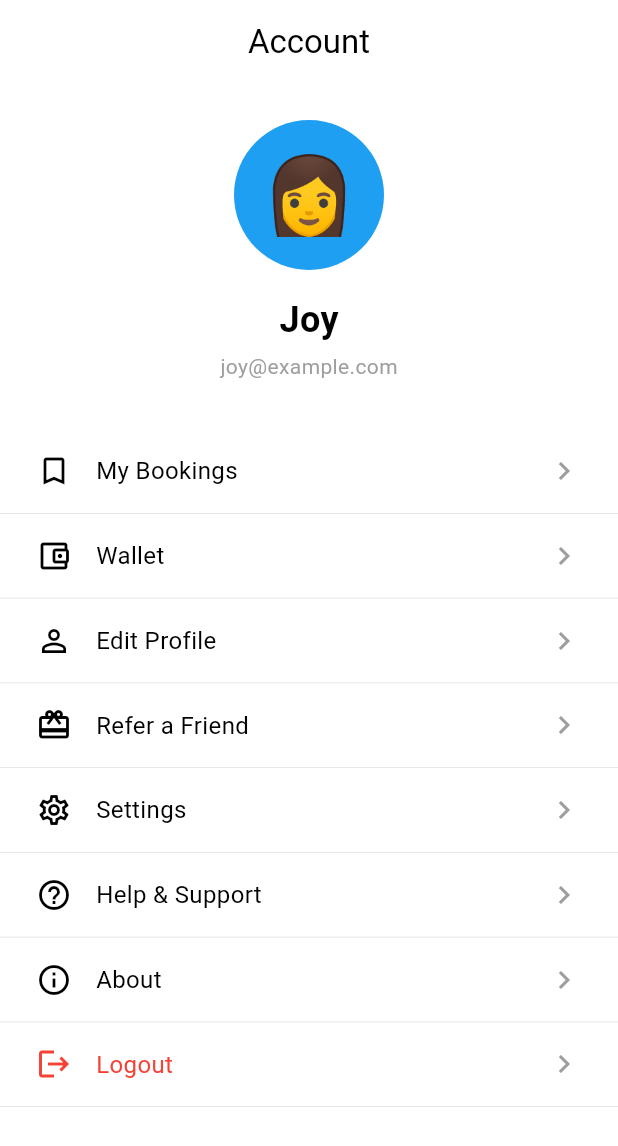
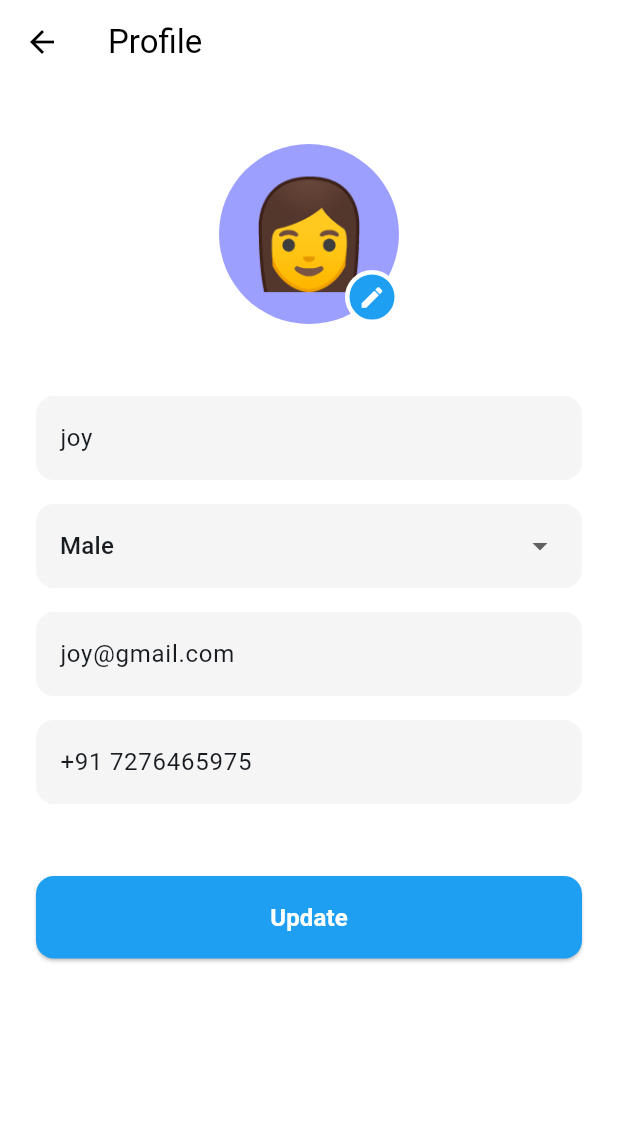
Before and after one commit to acob1/airbnb-booking-app, a Flutter app: the AccountScreenContent screen opened directly, after a tap on "Edit Profile", on a phone screen of 412 x 824 dp. Shown: the top 1146 px of the screen. Run offline on Flutter 3.47's test engine with Material 3 defaults, Android fonts, the phone set to English and light mode, and no system bars; our stand-ins replace country_picker, pin_code_fields, smooth_page_indicator, table_calendar.

Commit message:
Add Edit Profile screen with avatar selection
New Feature:
- Complete profile editing screen with editable fields
- Avatar selection with 29 diverse emoji options
- Real-time avatar preview and updates

Profile Fields:
- Name (editable text field)
- Gender (dropdown: Male, Female, Other)
- Email (editable text field)
- Phone number (editable text field)

Avatar Selection:
- Tap blue edit icon to open avatar selector
- Modal bottom sheet with grid layout (5 columns)
- 29 diverse avatars: men, women, professionals, students, etc.
- Visual selection indicator with blue border and background
- Instant avatar update when selected

UI Features:
- Large circular avatar with purple background
- Edit icon button positioned on bottom-right
- Light gray background for input fields
- Blue primary button for updates
- Success dialog confirmation

Technical Updates:
- Fixed DropdownButtonFormField deprecation warning
- Changed to DropdownButton with Container wrapper
- Connected navigation from Account > Edit Profile
- Added route: /edit-profile

Co-Authored-By: Claude Sonnet 4.5 <noreply@anthropic.com>

```diff
--- a/lib/main.dart
+++ b/lib/main.dart
@@ -21,6 +21,7 @@ import 'package:airbnb_booking_app/screens/help_and_faqs_screen.dart';
 import 'package:airbnb_booking_app/screens/language_screen.dart';
 import 'package:airbnb_booking_app/screens/wallet_screen.dart';
 import 'package:airbnb_booking_app/screens/add_wallet_screen.dart';
+import 'package:airbnb_booking_app/screens/edit_profile_screen.dart';
 import 'package:airbnb_booking_app/providers/property_provider.dart';
 import 'package:airbnb_booking_app/providers/booking_provider.dart';
 import 'package:airbnb_booking_app/utils/constants.dart';
@@ -74,6 +75,7 @@ class MyApp extends StatelessWidget {
         '/language': (context) => const LanguageScreen(),
         '/wallet': (context) => const WalletScreen(),
         '/add-wallet': (context) => const AddWalletScreen(),
+        '/edit-profile': (context) => const EditProfileScreen(),
       },
     );
   }
--- a/lib/screens/account_screen.dart
+++ b/lib/screens/account_screen.dart
@@ -85,7 +85,9 @@ class _AccountScreenContentState extends State<AccountScreenContent> {
             _buildMenuItem(
               icon: Icons.person_outline,
               title: 'Edit Profile',
-              onTap: () {},
+              onTap: () {
+                Navigator.pushNamed(context, '/edit-profile');
+              },
             ),
             _buildMenuItem(
               icon: Icons.card_giftcard_outlined,
--- /dev/null
+++ b/lib/screens/edit_profile_screen.dart
@@ -0,0 +1,326 @@
+import 'package:flutter/material.dart';
+import 'package:airbnb_booking_app/utils/constants.dart';
+
+class EditProfileScreen extends StatefulWidget {
+  const EditProfileScreen({super.key});
+
+  @override
+  State<EditProfileScreen> createState() => _EditProfileScreenState();
+}
+
+class _EditProfileScreenState extends State<EditProfileScreen> {
+  final TextEditingController _nameController = TextEditingController(text: 'joy');
+  final TextEditingController _emailController = TextEditingController(text: 'joy@gmail.com');
+  final TextEditingController _phoneController = TextEditingController(text: '+91 7276465975');
+
+  String _selectedGender = 'Male';
+  final List<String> _genders = ['Male', 'Female', 'Other'];
+
+  String _selectedAvatar = '👩';
+  final List<String> _avatars = [
+    '👩', '👨', '👧', '👦', '🧑', '👴', '👵',
+    '🧔', '👱‍♀️', '👱‍♂️', '👨‍🦰', '👩‍🦰', '👨‍🦱', '👩‍🦱',
+    '👨‍🦳', '👩‍🦳', '👨‍🦲', '👩‍🦲', '🧕', '👳‍♀️', '👳‍♂️',
+    '🤵', '👰', '🤱', '🧑‍🎓', '👨‍🎓', '👩‍🎓', '🧑‍💼', '👨‍💼',
+  ];
+
+  @override
+  void dispose() {
+    _nameController.dispose();
+    _emailController.dispose();
+    _phoneController.dispose();
+    super.dispose();
+  }
+
+  void _showAvatarSelector() {
+    showModalBottomSheet(
+      context: context,
+      shape: const RoundedRectangleBorder(
+        borderRadius: BorderRadius.vertical(top: Radius.circular(AppRadius.xl)),
+      ),
+      builder: (context) {
+        return Container(
+          padding: const EdgeInsets.all(AppSpacing.lg),
+          child: Column(
+            mainAxisSize: MainAxisSize.min,
+            children: [
+              Row(
+                mainAxisAlignment: MainAxisAlignment.spaceBetween,
+                children: [
+                  Text(
+                    'Choose Avatar',
+                    style: AppTextStyles.heading3,
+                  ),
+                  IconButton(
+                    icon: const Icon(Icons.close),
+                    onPressed: () => Navigator.pop(context),
+                  ),
+                ],
+              ),
+              const SizedBox(height: AppSpacing.md),
+              SizedBox(
+                height: 300,
+                child: GridView.builder(
+                  gridDelegate: const SliverGridDelegateWithFixedCrossAxisCount(
+                    crossAxisCount: 5,
+                    crossAxisSpacing: AppSpacing.sm,
+                    mainAxisSpacing: AppSpacing.sm,
+                  ),
+                  itemCount: _avatars.length,
+                  itemBuilder: (context, index) {
+                    final avatar = _avatars[index];
+                    final isSelected = avatar == _selectedAvatar;
+                    return GestureDetector(
+                      onTap: () {
+                        setState(() {
+                          _selectedAvatar = avatar;
+                        });
+                        Navigator.pop(context);
+                      },
+                      child: Container(
+                        decoration: BoxDecoration(
+                          color: isSelected
+                              ? AppColors.primary.withValues(alpha: 0.2)
+                              : AppColors.background,
+                          borderRadius: BorderRadius.circular(AppRadius.md),
+                          border: Border.all(
+                            color: isSelected ? AppColors.primary : Colors.transparent,
+                            width: 2,
+                          ),
+                        ),
+                        child: Center(
+                          child: Text(
+                            avatar,
+                            style: const TextStyle(fontSize: 36),
+                          ),
+                        ),
+                      ),
+                    );
+                  },
+                ),
+              ),
+            ],
+          ),
+        );
+      },
+    );
+  }
+
+  void _updateProfile() {
+    showDialog(
+      context: context,
+      builder: (context) => AlertDialog(
+        shape: RoundedRectangleBorder(
+          borderRadius: BorderRadius.circular(AppRadius.lg),
+        ),
+        title: const Text('Success'),
+        content: const Text('Profile updated successfully!'),
+        actions: [
+          TextButton(
+            onPressed: () {
+              Navigator.pop(context);
+              Navigator.pop(context);
+            },
+            child: const Text('OK'),
+          ),
+        ],
+      ),
+    );
+  }
+
+  @override
+  Widget build(BuildContext context) {
+    return Scaffold(
+      backgroundColor: AppColors.white,
+      appBar: AppBar(
+        backgroundColor: AppColors.white,
+        elevation: 0,
+        leading: IconButton(
+          icon: const Icon(Icons.arrow_back, color: AppColors.black),
+          onPressed: () => Navigator.pop(context),
+        ),
+        title: const Text(
+          'Profile',
+          style: TextStyle(color: AppColors.black),
+        ),
+        centerTitle: false,
+      ),
+      body: SingleChildScrollView(
+        child: Padding(
+          padding: const EdgeInsets.all(AppSpacing.lg),
+          child: Column(
+            children: [
+              const SizedBox(height: AppSpacing.md),
+              // Avatar with edit button
+              Stack(
+                children: [
+                  Container(
+                    width: 120,
+                    height: 120,
+                    decoration: BoxDecoration(
+                      color: const Color(0xFF9D9FFF),
+                      shape: BoxShape.circle,
+                    ),
+                    child: Center(
+                      child: Text(
+                        _selectedAvatar,
+                        style: const TextStyle(fontSize: 70),
+                      ),
+                    ),
+                  ),
+                  Positioned(
+                    bottom: 0,
+                    right: 0,
+                    child: GestureDetector(
+                      onTap: _showAvatarSelector,
+                      child: Container(
+                        width: 36,
+                        height: 36,
+                        decoration: BoxDecoration(
+                          color: AppColors.primary,
+                          shape: BoxShape.circle,
+                          border: Border.all(color: AppColors.white, width: 3),
+                        ),
+                        child: const Icon(
+                          Icons.edit,
+                          color: AppColors.white,
+                          size: 18,
+                        ),
+                      ),
+                    ),
+                  ),
+                ],
+              ),
+              const SizedBox(height: AppSpacing.xxl),
+
+              // Name Field
+              TextField(
+                controller: _nameController,
+                decoration: InputDecoration(
+                  hintText: 'Name',
+                  filled: true,
+                  fillColor: AppColors.background,
+                  border: OutlineInputBorder(
+                    borderRadius: BorderRadius.circular(AppRadius.md),
+                    borderSide: BorderSide.none,
+                  ),
+                  enabledBorder: OutlineInputBorder(
+                    borderRadius: BorderRadius.circular(AppRadius.md),
+                    borderSide: BorderSide.none,
+                  ),
+                  focusedBorder: OutlineInputBorder(
+                    borderRadius: BorderRadius.circular(AppRadius.md),
+                    borderSide: BorderSide(color: AppColors.primary),
+                  ),
+                ),
+              ),
+              const SizedBox(height: AppSpacing.md),
+
+              // Gender Dropdown
+              Container(
+                padding: const EdgeInsets.symmetric(
+                  horizontal: AppSpacing.md,
+                  vertical: 4,
+                ),
+                decoration: BoxDecoration(
+                  color: AppColors.background,
+                  borderRadius: BorderRadius.circular(AppRadius.md),
+                ),
+                child: DropdownButton<String>(
+                  value: _selectedGender,
+                  isExpanded: true,
+                  underline: const SizedBox(),
+                  items: _genders.map((gender) {
+                    return DropdownMenuItem(
+                      value: gender,
+                      child: Text(gender),
+                    );
+                  }).toList(),
+                  onChanged: (value) {
+                    if (value != null) {
+                      setState(() {
+                        _selectedGender = value;
+                      });
+                    }
+                  },
+                ),
+              ),
+              const SizedBox(height: AppSpacing.md),
+
+              // Email Field
+              TextField(
+                controller: _emailController,
+                keyboardType: TextInputType.emailAddress,
+                decoration: InputDecoration(
+                  hintText: 'Email',
+                  filled: true,
+                  fillColor: AppColors.background,
+                  border: OutlineInputBorder(
+                    borderRadius: BorderRadius.circular(AppRadius.md),
+                    borderSide: BorderSide.none,
+                  ),
+                  enabledBorder: OutlineInputBorder(
+                    borderRadius: BorderRadius.circular(AppRadius.md),
+                    borderSide: BorderSide.none,
+                  ),
+                  focusedBorder: OutlineInputBorder(
+                    borderRadius: BorderRadius.circular(AppRadius.md),
+                    borderSide: BorderSide(color: AppColors.primary),
+                  ),
+                ),
+              ),
+              const SizedBox(height: AppSpacing.md),
+
+              // Phone Field
+              TextField(
+                controller: _phoneController,
+                keyboardType: TextInputType.phone,
+                decoration: InputDecoration(
+                  hintText: 'Phone',
+                  filled: true,
+                  fillColor: AppColors.background,
+                  border: OutlineInputBorder(
+                    borderRadius: BorderRadius.circular(AppRadius.md),
+                    borderSide: BorderSide.none,
+                  ),
+                  enabledBorder: OutlineInputBorder(
+                    borderRadius: BorderRadius.circular(AppRadius.md),
+                    borderSide: BorderSide.none,
+                  ),
+                  focusedBorder: OutlineInputBorder(
+                    borderRadius: BorderRadius.circular(AppRadius.md),
+                    borderSide: BorderSide(color: AppColors.primary),
+                  ),
+                ),
+              ),
+              const SizedBox(height: AppSpacing.xxl),
+
+              // Update Button
+              SizedBox(
+                width: double.infinity,
+                child: ElevatedButton(
+                  onPressed: _updateProfile,
+                  style: ElevatedButton.styleFrom(
+                    backgroundColor: AppColors.primary,
+                    padding: const EdgeInsets.symmetric(vertical: AppSpacing.md),
+                    shape: RoundedRectangleBorder(
+                      borderRadius: BorderRadius.circular(AppRadius.md),
+                    ),
+                  ),
+                  child: const Text(
+                    'Update',
+                    style: TextStyle(
+                      color: AppColors.white,
+                      fontSize: 16,
+                      fontWeight: FontWeight.bold,
+                    ),
+                  ),
+                ),
+              ),
+            ],
+          ),
+        ),
+      ),
+    );
+  }
+}
```
